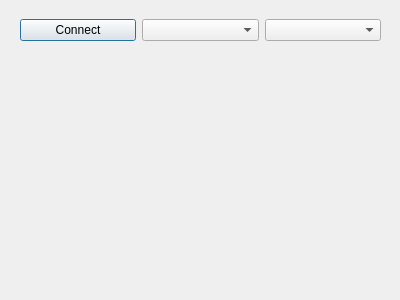
First picture: the form in ui/coms/coms.ui, repository ElOvo123/Cellcharger, before the edit.
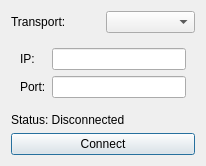
Second picture: the form after the edit. The open tabs and pages were chosen to show the change.

```diff
--- a/ui/coms/coms.ui
+++ b/ui/coms/coms.ui
@@ -2,42 +2,100 @@
 <ui version="4.0">
  <class>Coms</class>
  <widget class="QDialog" name="Coms">
-  <property name="geometry">
-   <rect>
-    <x>0</x>
-    <y>0</y>
-    <width>400</width>
-    <height>300</height>
-   </rect>
-  </property>
   <property name="windowTitle">
    <string>Coms</string>
   </property>
-  <widget class="QWidget" name="">
-   <property name="geometry">
-    <rect>
-     <x>20</x>
-     <y>-90</y>
-     <width>361</width>
-     <height>241</height>
-    </rect>
-   </property>
-   <layout class="QHBoxLayout" name="horizontalLayout">
-    <item>
-     <widget class="QPushButton" name="connectButton">
-      <property name="text">
-       <string>Connect</string>
-      </property>
+
+  <layout class="QVBoxLayout" name="mainLayout">
+
+   <item>
+    <layout class="QHBoxLayout" name="typeLayout">
+     <item>
+      <widget class="QLabel" name="labelType">
+       <property name="text">
+        <string>Transport:</string>
+       </property>
+      </widget>
+     </item>
+     <item>
+      <widget class="QComboBox" name="comboBoxType"/>
+     </item>
+    </layout>
+   </item>
+
+   <item>
+    <widget class="QStackedWidget" name="stackedConfig">
+
+     <widget class="QWidget" name="pageSerial">
+      <layout class="QFormLayout">
+       <item row="0" column="0">
+        <widget class="QLabel">
+         <property name="text">
+          <string>Port:</string>
+         </property>
+        </widget>
+       </item>
+       <item row="0" column="1">
+        <widget class="QComboBox" name="comboSerialPort"/>
+       </item>
+       <item row="1" column="0">
+        <widget class="QLabel">
+         <property name="text">
+          <string>Baudrate:</string>
+         </property>
+        </widget>
+       </item>
+       <item row="1" column="1">
+        <widget class="QLineEdit" name="editBaudrate"/>
+       </item>
+      </layout>
      </widget>
-    </item>
-    <item>
-     <widget class="QComboBox" name="comboBoxType"/>
-    </item>
-    <item>
-     <widget class="QComboBox" name="comboBoxTypeList"/>
-    </item>
-   </layout>
-  </widget>
+
+     <widget class="QWidget" name="pageTCP">
+      <layout class="QFormLayout">
+       <item row="0" column="0">
+        <widget class="QLabel">
+         <property name="text">
+          <string>IP:</string>
+         </property>
+        </widget>
+       </item>
+       <item row="0" column="1">
+        <widget class="QLineEdit" name="editIP"/>
+       </item>
+       <item row="1" column="0">
+        <widget class="QLabel">
+         <property name="text">
+          <string>Port:</string>
+         </property>
+        </widget>
+       </item>
+       <item row="1" column="1">
+        <widget class="QLineEdit" name="editPort"/>
+       </item>
+      </layout>
+     </widget>
+
+    </widget>
+   </item>
+
+   <item>
+    <widget class="QLabel" name="labelStatus">
+     <property name="text">
+      <string>Status: Disconnected</string>
+     </property>
+    </widget>
+   </item>
+
+   <item>
+    <widget class="QPushButton" name="connectButton">
+     <property name="text">
+      <string>Connect</string>
+     </property>
+    </widget>
+   </item>
+
+  </layout>
  </widget>
  <resources/>
  <connections/>
```
